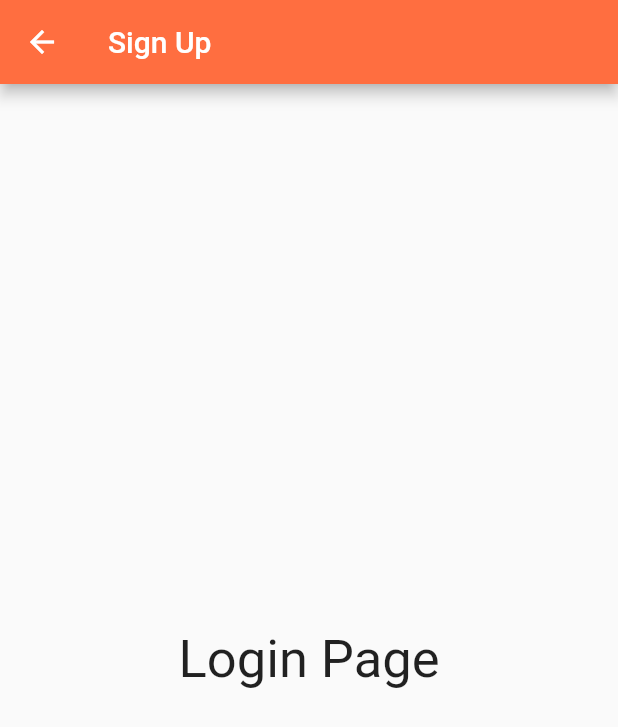
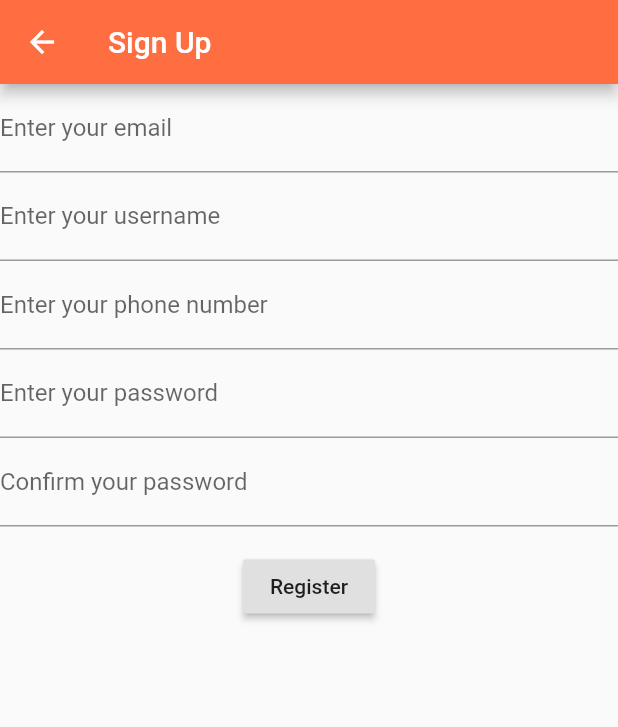
Before and after one commit to kibmuikia/rememberthee, a Flutter app: the RegisterPage screen opened by its route, on a phone screen of 412 x 824 dp. Shown: the top 727 px of the screen. Run offline on Flutter 3.47's test engine with Material 2 defaults, Android fonts, the phone set to English and light mode, and no system bars.

Commit message:
Auth views modification

```diff
--- a/lib/views/auth/login.dart
+++ b/lib/views/auth/login.dart
@@ -54,7 +54,7 @@ class _LoginPageState extends State<LoginPage> {
                       .showSnackBar(SnackBar(content: Text('Processing Data')));
                 }
               },
-              child: Text('Submit'),
+              child: Text('Login'),
             ),
           ),
             ],
--- a/lib/views/auth/register.dart
+++ b/lib/views/auth/register.dart
@@ -6,6 +6,7 @@ class RegisterPage extends StatefulWidget {
 }
 
 class _RegisterPageState extends State<RegisterPage> {
+   final _formKey=GlobalKey<FormState>();
   @override
   Widget build(BuildContext context) {
     return new Scaffold(
@@ -14,7 +15,83 @@ class _RegisterPageState extends State<RegisterPage> {
         backgroundColor: Colors.deepOrangeAccent,
       ),
       body: new Center(
-        child: new Text("Login Page", style: new TextStyle(fontSize: 35.0)),
+        child: Form(
+          key: _formKey,
+          child: Column(
+            children: <Widget>[
+             TextFormField(
+               decoration: InputDecoration(labelText: "Enter your email",
+               hoverColor: Colors.lightBlueAccent,),
+              validator: (value) {
+              if (value.isEmpty) {
+                return 'Please enter email';
+              }
+              return null;
+            },
+             ),
+               TextFormField(
+               decoration: InputDecoration(labelText: "Enter your username",
+               hoverColor: Colors.lightBlueAccent,),
+              validator: (value) {
+              if (value.isEmpty) {
+                return 'Please enter username';
+              }
+              return null;
+            },
+             ),
+             TextFormField(
+               decoration: InputDecoration(labelText: "Enter your phone number",
+               hoverColor: Colors.lightBlueAccent,),
+              validator: (value) {
+              if (value.isEmpty) {
+                return 'Please enter phone number';
+              }
+              return null;
+            },
+             ),
+              TextFormField(
+                decoration: InputDecoration(
+                labelText: 'Enter your password',
+                hoverColor: Colors.lightBlueAccent,
+
+               ),
+              validator: (value) {
+              if (value.isEmpty) {
+                return 'Please enter your password';
+              }
+              return null;
+            },
+             ),
+             TextFormField(
+                decoration: InputDecoration(
+                labelText: 'Confirm your password',
+                hoverColor: Colors.lightBlueAccent,
+
+               ),
+              validator: (value) {
+              if (value.isEmpty) {
+                return 'Please enter your password';
+              }
+              return null;
+            },
+             ),
+             Padding(
+            padding: const EdgeInsets.symmetric(vertical: 16.0),
+            child: RaisedButton(
+              onPressed: () {
+                // Validate returns true if the form is valid, or false
+                // otherwise.
+                if (_formKey.currentState.validate()) {
+                  // If the form is valid, display a Snackbar.
+                  Scaffold.of(context)
+                      .showSnackBar(SnackBar(content: Text('Processing Data')));
+                }
+              },
+              child: Text('Register'),
+            ),
+          ),
+            ],
+          ))
       ),
     );
   }
```
Also changed, not shown: lib/views/home.dart (+4 -4 lines).
